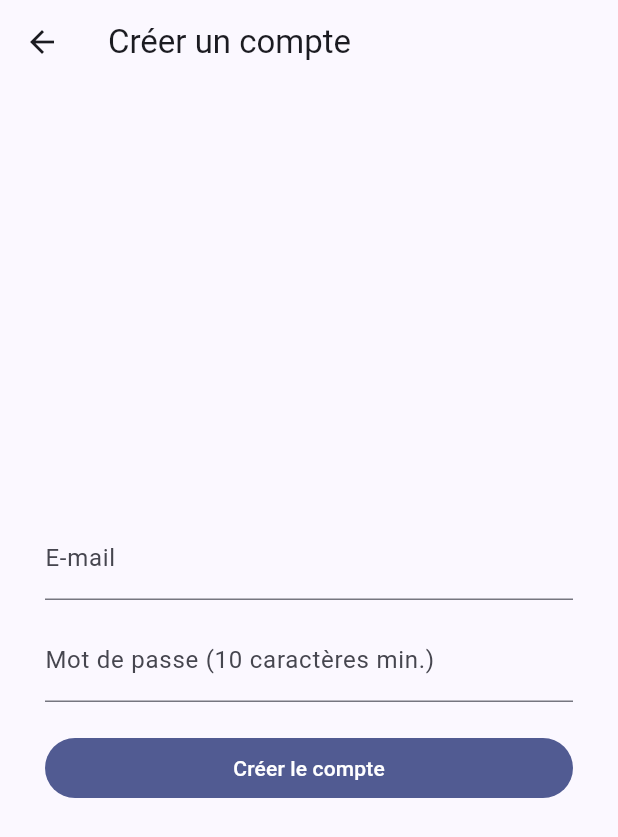
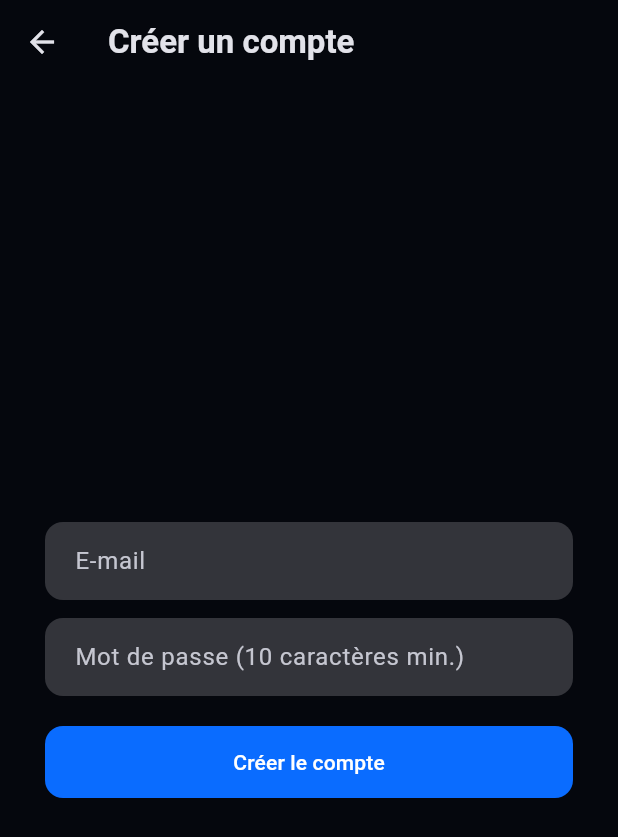
Before and after one commit to Rwond/camera-projector, a Flutter app: the screen it shows after launch, after a tap on "Se connecter", after a tap on "Créer un compte", on a phone screen of 412 x 824 dp. Shown: the top 837 px of the screen. Run offline on Flutter 3.47's test engine with Material 3 defaults, Android fonts, the phone set to English and light mode, and no system bars; our stand-ins replace file_picker, flutter_secure_storage; missing offline and left inert: screen_brightness; network calls fail; project files that could hold a hidden picture were left out.

Commit message:
Applique l'identité visuelle du logo au client Flutter et régénère l'icône Android
Thème Material 3 unique (sombre), couleurs extraites par échantillonnage de
pixels du logo (bleu #0A6CFF, cyan #17C9FF, violet #8B2FF7, fond #05070D) :
justifié à la fois par l'identité de marque (logo conçu sur fond noir) et par
l'usage réel (projection dans une pièce sombre). Regroupe les deux prototypes
labo (mode B, mode C) sous un même écran de sélection en LAB_MODE plutôt que
de sauter directement sur l'un des deux. Régénère l'icône de lancement
Android (adaptive icon) à partir du logo et corrige le nom d'application
affiché (« SWVERTEX » plutôt que le slug de projet par défaut).

flutter analyze et flutter test passent.

```diff
--- a/apps/client/lib/app.dart
+++ b/apps/client/lib/app.dart
@@ -6,7 +6,8 @@ import 'features/auth/auth_service.dart';
 import 'features/auth/login_screen.dart';
 import 'features/devices/devices_service.dart';
 import 'features/home/home_screen.dart';
-import 'features/projection/projection_screen.dart';
+import 'features/lab/lab_home_screen.dart';
+import 'theme/app_theme.dart';
 
 /// Build de test matériel : ouvre directement l'écran de projection, sans backend.
 /// Activé uniquement en debug avec --dart-define=LAB_MODE=true.
@@ -35,9 +36,10 @@ class _SwvertexAppState extends State<SwvertexApp> {
   Widget build(BuildContext context) {
     return MaterialApp(
       title: 'SWVERTEX CAMERA PROJECTOR',
-      theme: ThemeData(colorSchemeSeed: Colors.indigo, useMaterial3: true),
+      debugShowCheckedModeBanner: false,
+      theme: buildAppTheme(),
       home: kDebugMode && _labMode
-          ? const ProjectionScreen()
+          ? const LabHomeScreen()
           : FutureBuilder<bool>(
               future: _loggedInFuture,
               builder: (context, snapshot) {
--- /dev/null
+++ b/apps/client/lib/theme/app_theme.dart
@@ -0,0 +1,81 @@
+import 'package:flutter/material.dart';
+
+import 'brand_colors.dart';
+
+/// Thème unique de l'application (sombre uniquement).
+///
+/// Justification : l'identité de marque (logo) est conçue sur fond noir, et
+/// l'app sert surtout pendant une séance de projection — un thème clair
+/// éblouirait l'utilisateur et la pièce. Un seul thème cohérent plutôt que
+/// deux (clair/sombre) évite aussi les incohérences de contraste entre
+/// écrans pendant qu'une partie des modules (modes A/B/C) reste à construire.
+ThemeData buildAppTheme() {
+  final colorScheme = ColorScheme.fromSeed(
+    seedColor: BrandColors.primary,
+    brightness: Brightness.dark,
+  ).copyWith(
+    primary: BrandColors.primary,
+    onPrimary: Colors.white,
+    secondary: BrandColors.cyan,
+    onSecondary: Colors.black,
+    tertiary: BrandColors.violet,
+    onTertiary: Colors.white,
+    surface: BrandColors.ink,
+  );
+
+  final base = ThemeData(colorScheme: colorScheme, useMaterial3: true);
+
+  return base.copyWith(
+    scaffoldBackgroundColor: BrandColors.ink,
+    textTheme: base.textTheme.copyWith(
+      // Les titres reprennent l'esprit « géométrique et espacé » du
+      // logotype ; le corps de texte reste au réglage par défaut pour
+      // rester aussi lisible que possible.
+      headlineSmall: base.textTheme.headlineSmall?.copyWith(
+        fontWeight: FontWeight.w700,
+        letterSpacing: 0.2,
+      ),
+      titleLarge: base.textTheme.titleLarge?.copyWith(
+        fontWeight: FontWeight.w700,
+      ),
+      titleMedium: base.textTheme.titleMedium?.copyWith(
+        fontWeight: FontWeight.w600,
+      ),
+    ),
+    appBarTheme: const AppBarTheme(centerTitle: false, elevation: 0),
+    filledButtonTheme: FilledButtonThemeData(
+      style: FilledButton.styleFrom(
+        minimumSize: const Size.fromHeight(48),
+        shape: RoundedRectangleBorder(
+          borderRadius: BorderRadius.circular(12),
+        ),
+      ),
+    ),
+    outlinedButtonTheme: OutlinedButtonThemeData(
+      style: OutlinedButton.styleFrom(
+        minimumSize: const Size.fromHeight(48),
+        shape: RoundedRectangleBorder(
+          borderRadius: BorderRadius.circular(12),
+        ),
+      ),
+    ),
+    inputDecorationTheme: InputDecorationTheme(
+      filled: true,
+      fillColor: colorScheme.surfaceContainerHighest,
+      border: OutlineInputBorder(
+        borderRadius: BorderRadius.circular(12),
+        borderSide: BorderSide.none,
+      ),
+      contentPadding: const EdgeInsets.symmetric(
+        horizontal: 16,
+        vertical: 14,
+      ),
+    ),
+    cardTheme: base.cardTheme.copyWith(
+      elevation: 0,
+      shape: RoundedRectangleBorder(
+        borderRadius: BorderRadius.circular(16),
+      ),
+    ),
+  );
+}
--- a/apps/client/pubspec.yaml
+++ b/apps/client/pubspec.yaml
@@ -66,6 +66,9 @@ flutter:
   #   - images/a_dot_burr.jpeg
   #   - images/a_dot_ham.jpeg
 
+  assets:
+    - assets/branding/logo_mark.png
+
   # An image asset can refer to one or more resolution-specific "variants", see
   # https://flutter.dev/to/resolution-aware-images
 
```
Also changed, not shown: apps/client/lib/features/lab/lab_home_screen.dart (added, +85 -0 lines), apps/client/lib/theme/brand_colors.dart (added, +24 -0 lines), apps/client/assets/branding/logo_mark.png (added), 18 other files.
